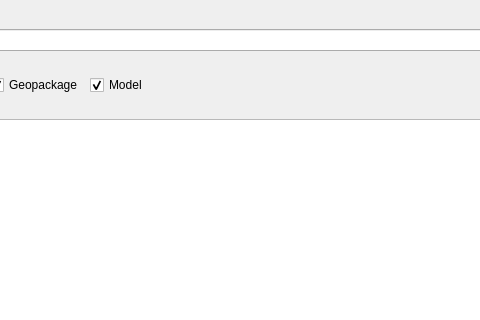
Qt form qgis_hub_plugin/gui/resource_browser.ui (qgis/QGIS-Hub-Plugin) before a commit; both pictures show x 184 to 664 and y 0 to 320 of the 1319 by 773 pixel window.
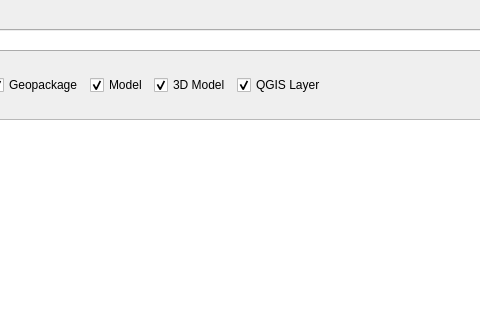
The same form after that commit.

Commit message: Add filtering for 3D Model and Layer Definition

Diff of the .ui file:
```diff
--- a/qgis_hub_plugin/gui/resource_browser.ui
+++ b/qgis_hub_plugin/gui/resource_browser.ui
@@ -544,6 +544,26 @@
            </property>
           </widget>
          </item>
+         <item>
+          <widget class="QCheckBox" name="checkBoxModel3D">
+           <property name="text">
+            <string>3D Model</string>
+           </property>
+           <property name="checked">
+            <bool>true</bool>
+           </property>
+          </widget>
+         </item>
+         <item>
+          <widget class="QCheckBox" name="checkBoxLayerDefinition">
+           <property name="text">
+            <string>QGIS Layer</string>
+           </property>
+           <property name="checked">
+            <bool>true</bool>
+           </property>
+          </widget>
+         </item>
          <item>
           <spacer name="horizontalSpacer_2">
            <property name="orientation">
```
The commit also changes 3 other files.
